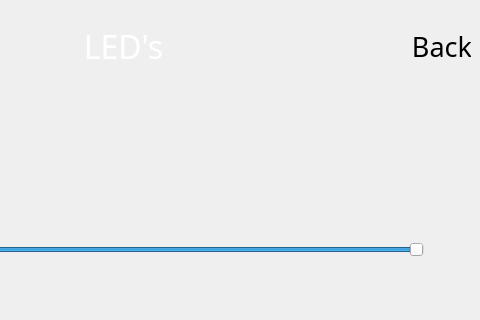
Qt form BlocksScreen/lib/ui/utilitiesStackedWidget.ui (BlocksTechnology/BlocksScreen) before a commit; both pictures show x 230 to 710 and y 0 to 320 of the 710 by 410 pixel window.
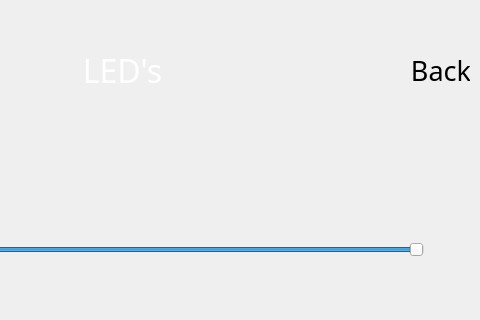
The same form after that commit. Custom widgets are drawn as their Qt base class.

Commit message: UPD: fixed leds page layout

The edit to the form file:
```diff
--- a/BlocksScreen/lib/ui/utilitiesStackedWidget.ui
+++ b/BlocksScreen/lib/ui/utilitiesStackedWidget.ui
@@ -3449,13 +3449,13 @@
      <set>Qt::AlignCenter</set>
     </property>
    </widget>
-   <widget class="QWidget" name="">
+   <widget class="QWidget" name="layoutWidget">
     <property name="geometry">
      <rect>
-      <x>11</x>
-      <y>11</y>
+      <x>10</x>
+      <y>30</y>
       <width>691</width>
-      <height>71</height>
+      <height>81</height>
      </rect>
     </property>
     <layout class="QHBoxLayout" name="leds_slider_header_layout">
@@ -3580,7 +3580,7 @@
      </item>
     </layout>
    </widget>
-   <widget class="QWidget" name="">
+   <widget class="QWidget" name="layoutWidget">
     <property name="geometry">
      <rect>
       <x>10</x>
```
Left out of the diff: 2 changed lines with no effect on the pictures. The commit also changes 1 other file.
